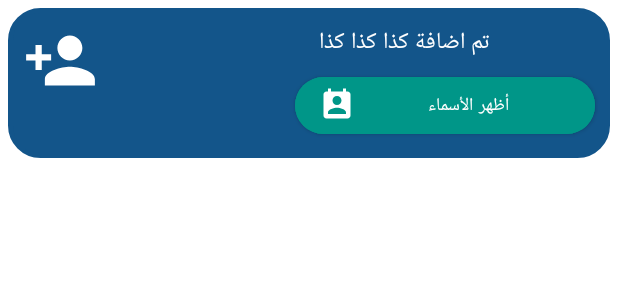
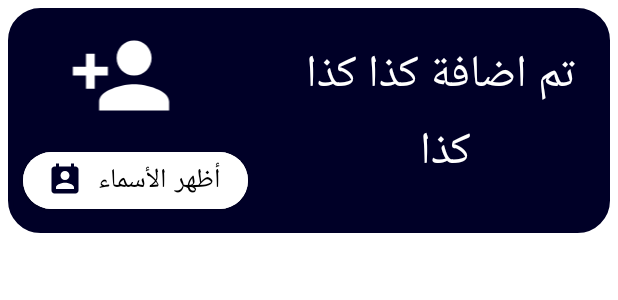
Before and after one commit to AbdelRahmanRefaat/Shams-Virtual-Assistant, an Android app: the layout add_contact.xml on its own in the app's theme, with its tools: preview values and no code run, on a phone screen of 412 x 824 dp. Shown: the top 300 px of the screen. Run offline under Robolectric (Android 15) with nearby library versions, the phone set to English and light mode, and no system bars.

Commit message:
Enhanced ui

```diff
--- a/app/src/main/res/drawable-xhdpi/ic_baseline_alarm_24.xml
+++ b/app/src/main/res/drawable-xhdpi/ic_baseline_alarm_24.xml
@@ -1,4 +1,4 @@
-<vector android:height="24dp" android:tint="#175924"
+<vector android:height="24dp" android:tint="@color/primary_dark"
     android:viewportHeight="24" android:viewportWidth="24"
     android:width="24dp" xmlns:android="http://schemas.android.com/apk/res/android">
     <path android:fillColor="@android:color/white" android:pathData="M22,5.72l-4.6,-3.86 -1.29,1.53 4.6,3.86L22,5.72zM7.88,3.39L6.6,1.86 2,5.71l1.29,1.53 4.59,-3.85zM12.5,8L11,8v6l4.75,2.85 0.75,-1.23 -4,-2.37L12.5,8zM12,4c-4.97,0 -9,4.03 -9,9s4.02,9 9,9c4.97,0 9,-4.03 9,-9s-4.03,-9 -9,-9zM12,20c-3.87,0 -7,-3.13 -7,-7s3.13,-7 7,-7 7,3.13 7,7 -3.13,7 -7,7z"/>
--- a/app/src/main/res/drawable-xhdpi/ic_baseline_alarm_on_24.xml
+++ b/app/src/main/res/drawable-xhdpi/ic_baseline_alarm_on_24.xml
@@ -1,4 +1,4 @@
-<vector android:height="24dp" android:tint="#175924"
+<vector android:height="24dp" android:tint="@color/white"
     android:viewportHeight="24" android:viewportWidth="24"
     android:width="24dp" xmlns:android="http://schemas.android.com/apk/res/android">
     <path android:fillColor="@android:color/white" android:pathData="M22,5.72l-4.6,-3.86 -1.29,1.53 4.6,3.86L22,5.72zM7.88,3.39L6.6,1.86 2,5.71l1.29,1.53 4.59,-3.85zM12,4c-4.97,0 -9,4.03 -9,9s4.02,9 9,9c4.97,0 9,-4.03 9,-9s-4.03,-9 -9,-9zM12,20c-3.87,0 -7,-3.13 -7,-7s3.13,-7 7,-7 7,3.13 7,7 -3.13,7 -7,7zM10.54,14.53L8.41,12.4l-1.06,1.06 3.18,3.18 6,-6 -1.06,-1.06 -4.93,4.95z"/>
--- a/app/src/main/res/drawable-xhdpi/ic_baseline_contact_24.xml
+++ b/app/src/main/res/drawable-xhdpi/ic_baseline_contact_24.xml
@@ -1,4 +1,4 @@
-<vector android:height="24dp" android:tint="#FFFFFF"
+<vector android:height="24dp" android:tint="@color/primary_dark"
     android:viewportHeight="24" android:viewportWidth="24"
     android:width="24dp" xmlns:android="http://schemas.android.com/apk/res/android">
     <path android:fillColor="@android:color/white" android:pathData="M19,3h-1L18,1h-2v2L8,3L8,1L6,1v2L5,3c-1.11,0 -2,0.9 -2,2v14c0,1.1 0.89,2 2,2h14c1.1,0 2,-0.9 2,-2L21,5c0,-1.1 -0.9,-2 -2,-2zM12,6c1.66,0 3,1.34 3,3s-1.34,3 -3,3 -3,-1.34 -3,-3 1.34,-3 3,-3zM18,18L6,18v-1c0,-2 4,-3.1 6,-3.1s6,1.1 6,3.1v1z"/>
--- a/app/src/main/res/drawable-xhdpi/ic_baseline_event_24.xml
+++ b/app/src/main/res/drawable-xhdpi/ic_baseline_event_24.xml
@@ -1,4 +1,4 @@
-<vector android:height="24dp" android:tint="#FFFFFF"
+<vector android:height="24dp" android:tint="@color/white"
     android:viewportHeight="24" android:viewportWidth="24"
     android:width="24dp" xmlns:android="http://schemas.android.com/apk/res/android">
     <path android:fillColor="@android:color/white" android:pathData="M17,12h-5v5h5v-5zM16,1v2L8,3L8,1L6,1v2L5,3c-1.11,0 -1.99,0.9 -1.99,2L3,19c0,1.1 0.89,2 2,2h14c1.1,0 2,-0.9 2,-2L21,5c0,-1.1 -0.9,-2 -2,-2h-1L18,1h-2zM19,19L5,19L5,8h14v11z"/>
--- a/app/src/main/res/drawable-xhdpi/ic_baseline_person_add_24.xml
+++ b/app/src/main/res/drawable-xhdpi/ic_baseline_person_add_24.xml
@@ -1,4 +1,4 @@
-<vector android:height="24dp" android:tint="#FFFFFF"
+<vector android:height="24dp" android:tint="@color/white"
     android:viewportHeight="24" android:viewportWidth="24"
     android:width="24dp" xmlns:android="http://schemas.android.com/apk/res/android">
     <path android:fillColor="@android:color/white" android:pathData="M15,12c2.21,0 4,-1.79 4,-4s-1.79,-4 -4,-4 -4,1.79 -4,4 1.79,4 4,4zM6,10L6,7L4,7v3L1,10v2h3v3h2v-3h3v-2L6,10zM15,14c-2.67,0 -8,1.34 -8,4v2h16v-2c0,-2.66 -5.33,-4 -8,-4z"/>
--- a/app/src/main/res/layout/add_contact.xml
+++ b/app/src/main/res/layout/add_contact.xml
@@ -5,50 +5,54 @@
     xmlns:app="http://schemas.android.com/apk/res-auto">
 
     <RelativeLayout
-        android:background="@drawable/layout_round_corners"
         android:layout_width="match_parent"
-        android:layout_height="100dp"
+        android:layout_height="150dp"
         android:layout_centerHorizontal="true"
-        android:layout_margin="5dp"
-        android:backgroundTint="#13558A"
-        >
+        android:layout_marginStart="5dp"
+        android:layout_marginTop="5dp"
+        android:layout_marginEnd="5dp"
+        android:layout_marginBottom="5dp"
+        android:backgroundTint="@color/primary_dark"
+        android:background="@drawable/layout_round_corners">
 
         <ImageView
-            android:layout_width="50dp"
-            android:layout_height="50dp"
-            android:src="@drawable/ic_baseline_person_add_24"
+            android:layout_width="100dp"
+            android:layout_height="70dp"
+            android:layout_alignParentStart="true"
             android:layout_alignParentTop="true"
-            android:layout_alignParentStart="true"
+            android:layout_marginStart="25dp"
             android:layout_marginTop="10dp"
-            android:layout_marginStart="10dp"/>
+            android:src="@drawable/ic_baseline_person_add_24" />
+
         <TextView
             android:id="@+id/addContactTv"
-            android:layout_width="250dp"
-            android:layout_height="wrap_content"
+            android:layout_width="200dp"
+            android:layout_height="match_parent"
+            android:layout_alignParentTop="true"
             android:layout_alignParentEnd="true"
-            android:layout_alignParentTop="true"
-            android:layout_marginTop="10dp"
-            android:textColor="#FFFFFF"
-            android:textSize="15sp"
+            android:layout_marginTop="20dp"
+            android:layout_marginEnd="10dp"
+            android:layout_marginBottom="10dp"
+            android:text=" تم اضافة كذا كذا كذا"
             android:textAlignment="center"
+            android:textColor="@color/white"
+            android:textSize="30sp" />
+
+        <com.google.android.material.button.MaterialButton
+            android:layout_width="150dp"
+            android:layout_height="50dp"
+            android:layout_alignParentStart="true"
+            android:layout_alignParentBottom="true"
             android:layout_marginEnd="10dp"
-            android:text=" تم اضافة كذا كذا كذا"
-            />
-        <com.google.android.material.button.MaterialButton
-            android:layout_width="200dp"
-            android:layout_height="50dp"
-            android:layout_alignParentEnd="true"
-            android:layout_alignParentBottom="true"
+            android:layout_marginStart="10dp"
             android:layout_marginBottom="10dp"
-            android:layout_marginEnd="10dp"
+            android:backgroundTint="@color/white"
             android:drawableLeft="@drawable/ic_baseline_contact_24"
+            android:onClick="GoToContacts"
             android:text="أظهر الأسماء"
-            android:textSize="12sp"
-            android:textColor="#FFFFFF"
-            android:backgroundTint="#009688"
-            app:cornerRadius="20dp"
-            android:onClick="GoToContacts"
-            />
+            android:textColor="@color/black"
+            android:textSize="18sp"
+            app:cornerRadius="20dp" />
 
     </RelativeLayout>
 </RelativeLayout>
```
Also changed, not shown: app/src/main/res/layout/activity_main.xml (+23 -3 lines), app/src/main/res/layout/alarm.xml (added, +65 -0 lines), app/src/main/res/layout/calendar.xml (+14 -17 lines), app/src/main/res/layout/open_calendar.xml (deleted, +0 -22 lines), app/src/main/res/drawable/shams.png (added).
